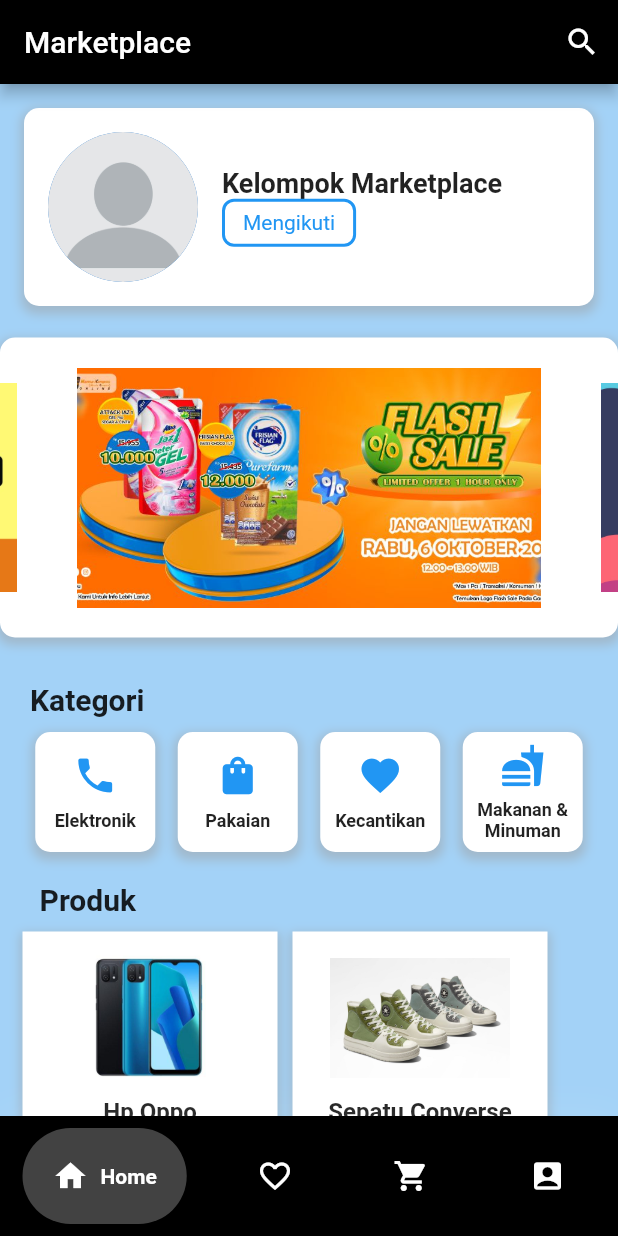
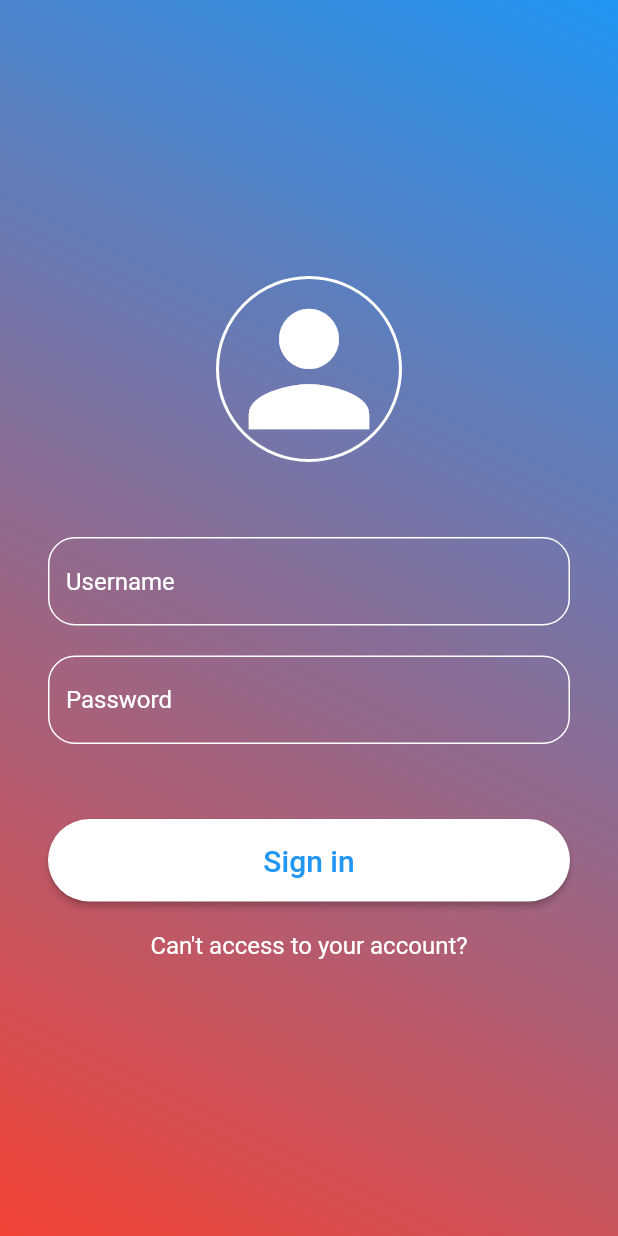
Before and after one commit to danielhartonohonoris/marketplaceuas, a Flutter app: the screen it shows after launch, on a phone screen of 412 x 824 dp. Run offline on Flutter 3.47's test engine with Material 2 defaults, Android fonts, the phone set to English and light mode, and no system bars; drawn by our look-alikes of carousel_slider, google_nav_bar.

Commit message:
Login Page

```diff
--- /dev/null
+++ b/lib/login_page.dart
@@ -0,0 +1,113 @@
+import 'package:flutter/material.dart';
+import 'package:test4/main.dart';
+
+class LoginPage extends StatefulWidget {
+  @override
+  State<LoginPage> createState() => _LoginPageState();
+}
+
+class _LoginPageState extends State<LoginPage> {
+  TextEditingController usernameController = TextEditingController();
+  TextEditingController passwordController = TextEditingController();
+
+  @override
+  Widget build(BuildContext context) {
+    return Container(
+      decoration: const BoxDecoration(
+          gradient: LinearGradient(
+        begin: Alignment.topRight,
+        end: Alignment.bottomLeft,
+        colors: [
+          Colors.blue,
+          Colors.red,
+        ],
+      )),
+      child: Scaffold(
+        backgroundColor: Colors.transparent,
+        body: _page(),
+      ),
+    );
+  }
+
+  Widget _page() {
+    return Padding(
+      padding: const EdgeInsets.all(32.0),
+      child: Center(
+        child: Column(
+          mainAxisAlignment: MainAxisAlignment.center,
+          children: [
+            _icon(),
+            const SizedBox(height: 50),
+            _inputField("Username", usernameController),
+            const SizedBox(height: 20),
+            _inputField("Password", passwordController, isPassword: true),
+            const SizedBox(height: 50),
+            _loginBtn(),
+            const SizedBox(height: 20),
+            _extraText(),
+          ],
+        ),
+      ),
+    );
+  }
+
+  Widget _icon() {
+    return Container(
+      decoration: BoxDecoration(
+          border: Border.all(color: Colors.white, width: 2),
+          shape: BoxShape.circle),
+      child: const Icon(Icons.person, color: Colors.white, size: 120),
+    );
+  }
+
+  Widget _inputField(String hintText, TextEditingController controller,
+      {isPassword = false}) {
+    var border = OutlineInputBorder(
+        borderRadius: BorderRadius.circular(18),
+        borderSide: const BorderSide(color: Colors.white));
+
+    return TextField(
+      style: const TextStyle(color: Colors.white),
+      controller: controller,
+      decoration: InputDecoration(
+        hintText: hintText,
+        hintStyle: const TextStyle(color: Colors.white),
+        enabledBorder: border,
+        focusedBorder: border,
+      ),
+      obscureText: isPassword,
+    );
+  }
+
+  Widget _loginBtn() {
+    return ElevatedButton(
+      onPressed: () {
+        debugPrint("Username : " + usernameController.text);
+        debugPrint("Password : " + passwordController.text);
+        Navigator.push(
+            context, MaterialPageRoute(builder: (context) => Main()));
+      },
+      child: const SizedBox(
+          width: double.infinity,
+          child: Text(
+            "Sign in ",
+            textAlign: TextAlign.center,
+            style: TextStyle(fontSize: 20),
+          )),
+      style: ElevatedButton.styleFrom(
+        shape: const StadiumBorder(),
+        primary: Colors.white,
+        onPrimary: Colors.blue,
+        padding: const EdgeInsets.symmetric(vertical: 16),
+      ),
+    );
+  }
+
+  Widget _extraText() {
+    return const Text(
+      "Can't access to your account?",
+      textAlign: TextAlign.center,
+      style: TextStyle(fontSize: 16, color: Colors.white),
+    );
+  }
+}
--- a/lib/main.dart
+++ b/lib/main.dart
@@ -4,10 +4,14 @@
 import 'package:test4/cart.dart';
 import 'package:test4/home.dart';
 import 'package:test4/likes.dart';
+import 'package:test4/login_page.dart';
 import 'package:test4/searchpage.dart';
 
 void main() {
-  runApp(const Main());
+  runApp(MaterialApp(
+    home: LoginPage(),
+    debugShowCheckedModeBanner: false,
+  ));
 }
 
 class Main extends StatefulWidget {
--- a/pubspec.yaml
+++ b/pubspec.yaml
@@ -32,6 +32,7 @@
     sdk: flutter
   carousel_slider: ^4.2.1
   google_nav_bar: ^5.0.6
+  animated_login: ^1.7.2
 
 
   # The following adds the Cupertino Icons font to your application.
```
Also changed, not shown: pubspec.lock, 5 other files.
